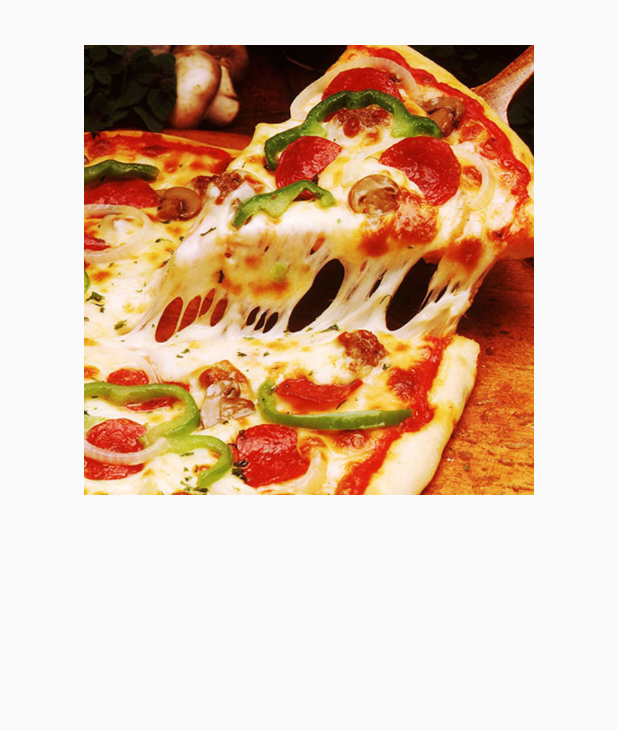
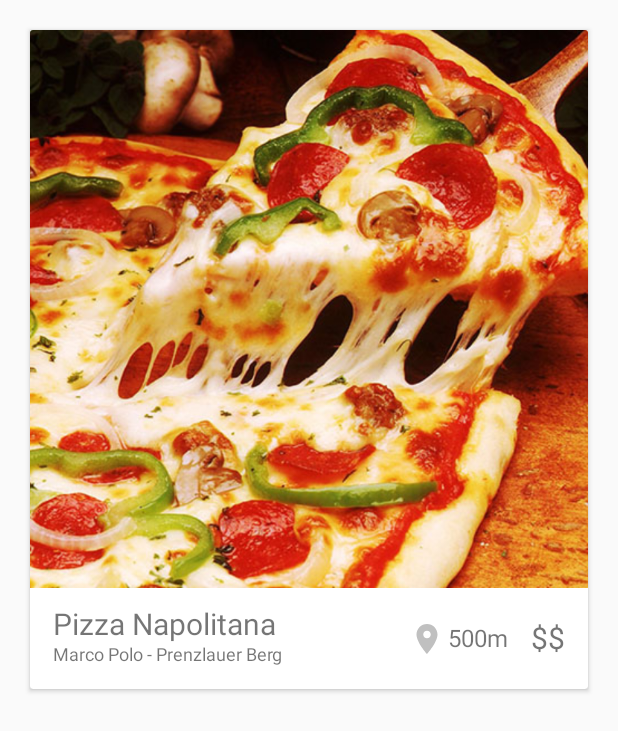
Before and after one commit to alexan059/foodmatch, an Android app: the layout card_item.xml on its own in the app's theme, with its tools: preview values and no code run, on a phone screen of 412 x 824 dp. Shown: the top 731 px of the screen. Run offline under Robolectric (Android 15) with nearby library versions, the phone set to English and light mode, and no system bars.

Commit message:
Added like/dislike buttons, added CardView, updated swipe cards

```diff
--- a/app/build.gradle
+++ b/app/build.gradle
@@ -26,4 +26,5 @@ dependencies {
     compile 'com.android.support:support-v4:23.4.0'
     compile 'com.android.support:design:23.4.0'
     compile 'com.lorentzos.swipecards:library:1.0.9@aar'
+    compile 'com.android.support:cardview-v7:23.4.0'
 }
--- a/app/src/main/res/layout/card_item.xml
+++ b/app/src/main/res/layout/card_item.xml
@@ -1,16 +1,24 @@
 <?xml version="1.0" encoding="utf-8"?>
-<FrameLayout
-    xmlns:android="http://schemas.android.com/apk/res/android"
+<FrameLayout xmlns:android="http://schemas.android.com/apk/res/android"
+    xmlns:card_view="http://schemas.android.com/apk/res-auto"
     android:layout_gravity="center_horizontal"
-    android:layout_width="300dp"
-    android:layout_height="wrap_content"
-    android:layout_marginTop="30dp">
+    android:layout_width="wrap_content"
+    android:layout_height="wrap_content">
+
+    <android.support.v7.widget.CardView
+        android:layout_width="match_parent"
+        android:layout_height="match_parent"
+        android:layout_margin="20dp">
+
+        <RelativeLayout
+            android:layout_width="match_parent"
+            android:layout_height="match_parent">
 
             <com.fancyfood.foodmatch.views.SquareImageView
                 android:layout_width="wrap_content"
                 android:layout_height="wrap_content"
                 android:layout_gravity="top|center_horizontal"
-        android:id="@+id/imageView"
+                android:id="@+id/ivDish"
                 android:background="@drawable/pizza"/>
 
             <View
@@ -26,8 +34,74 @@
                 android:alpha="0"
                 android:layout_width="20dp"
                 android:layout_height="20dp"
-        android:layout_margin="10dp"
-        android:layout_gravity="right"
-        android:background="#5AF" />
+                android:background="#5AF"
+                android:layout_alignParentTop="true"
+                android:layout_alignParentRight="true"
+                android:layout_alignParentEnd="true"
+                android:layout_margin="10dp" />
+
+            <TextView
+                android:layout_width="wrap_content"
+                android:layout_height="wrap_content"
+                android:text="Pizza Napolitana"
+                android:id="@+id/tvDish"
+                android:textSize="20sp"
+                android:layout_below="@+id/ivDish"
+                android:layout_alignParentLeft="true"
+                android:layout_alignParentStart="true"
+                android:layout_marginTop="10dp"
+                android:layout_marginLeft="15dp" />
+
+            <TextView
+                android:layout_width="wrap_content"
+                android:layout_height="wrap_content"
+                android:text="Marco Polo - Prenzlauer Berg"
+                android:id="@+id/tvLocation"
+                android:layout_below="@+id/tvDish"
+                android:layout_alignLeft="@+id/tvDish"
+                android:layout_alignStart="@+id/tvDish"
+                android:layout_marginBottom="15dp"
+                android:layout_marginTop="-2dp"
+                android:textSize="12sp" />
+
+            <TextView
+                android:layout_width="wrap_content"
+                android:layout_height="wrap_content"
+                android:text="$$"
+                android:id="@+id/tvPricing"
+                android:layout_alignWithParentIfMissing="false"
+                android:textSize="20sp"
+                android:layout_alignBottom="@+id/tvLocation"
+                android:layout_marginBottom="5dp"
+                android:layout_marginRight="15dp"
+                android:layout_alignParentRight="true" />
+
+            <TextView
+                android:layout_width="wrap_content"
+                android:layout_height="wrap_content"
+                android:text="500m"
+                android:id="@+id/textView3"
+                android:layout_alignBottom="@+id/tvLocation"
+                android:layout_toLeftOf="@+id/tvPricing"
+                android:layout_toStartOf="@+id/tvPricing"
+                android:layout_marginBottom="8dp"
+                android:textSize="16sp"
+                android:layout_marginRight="15dp" />
+
+            <ImageView
+                android:layout_width="wrap_content"
+                android:layout_height="wrap_content"
+                android:id="@+id/imageView2"
+                android:layout_alignBottom="@+id/tvLocation"
+                android:layout_toLeftOf="@+id/textView3"
+                android:src="@drawable/ic_place"
+                android:layout_marginBottom="6dp"
+                android:layout_marginRight="2dp" />
+        </RelativeLayout>
+
+
+    </android.support.v7.widget.CardView>
+
+
 
 </FrameLayout>
--- a/build.gradle
+++ b/build.gradle
@@ -5,7 +5,7 @@ buildscript {
         jcenter()
     }
     dependencies {
-        classpath 'com.android.tools.build:gradle:2.1.0'
+        classpath 'com.android.tools.build:gradle:2.1.2'
 
         // NOTE: Do not place your application dependencies here; they belong
         // in the individual module build.gradle files
```
Also changed, not shown: app/src/main/java/com/fancyfood/foodmatch/activities/MainActivity.java (+25 -5 lines), app/src/main/java/com/fancyfood/foodmatch/adapters/CardAdapter.java (+8 -1 lines), app/src/main/res/layout/activity_main.xml (+7 -8 lines). Lines whose indentation alone changed are shown as unchanged.
